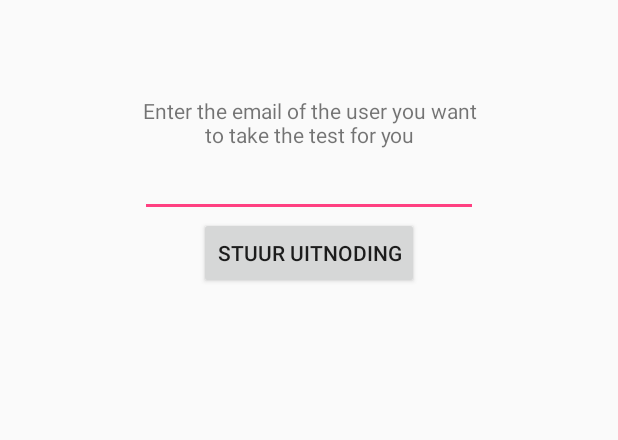
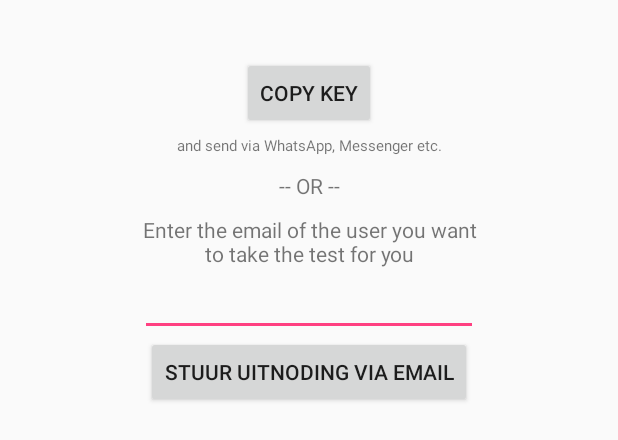
Before and after one commit to nevrborn/HappyCode, an Android app: the layout dialog_fragment_invite_tester.xml on its own in the app's theme, with its tools: preview values and no code run, on a phone screen of 412 x 824 dp. Shown: the top 440 px of the screen. Run offline under Robolectric (Android 15) with nearby library versions, the phone set to English and light mode, and no system bars.

Commit message:
- added method and changed xmls to include a COPY KEY button, for the user to copy his own key and include in any mesaging service

```diff
--- a/app/src/main/res/layout/dialog_fragment_invite_tester.xml
+++ b/app/src/main/res/layout/dialog_fragment_invite_tester.xml
@@ -2,7 +2,7 @@
     xmlns:android="http://schemas.android.com/apk/res/android"
     android:id="@+id/dialog_fragment_other_tester"
     android:layout_width="match_parent"
-    android:layout_height="225dp"
+    android:layout_height="300dp"
     style="@style/MyDialog"
     >
 
@@ -14,10 +14,36 @@
         android:gravity="center"
         >
 
+        <Button
+            android:id="@+id/button_copy_key"
+            android:text="@string/invite_dialog_copy_button"
+            android:layout_marginTop="10dp"
+            android:layout_width="wrap_content"
+            android:layout_height="wrap_content"
+            />
+
+        <TextView
+            android:id="@+id/textview_copy_key"
+            android:text="@string/invite_dialog_copy_key"
+            android:textAlignment="center"
+            android:layout_marginTop="4dp"
+            android:textSize="10sp"
+            android:layout_width="match_parent"
+            android:layout_height="wrap_content"
+            />
+
+        <TextView
+            android:text="-- OR --"
+            android:textAlignment="center"
+            android:layout_marginTop="10dp"
+            android:layout_marginBottom="10dp"
+            android:layout_width="match_parent"
+            android:layout_height="wrap_content"
+            android:id="@+id/textview_OR_text"/>
+
         <TextView
             android:id="@+id/textview_invite_text_description"
             android:text="@string/invite_dialog_invite_enter_email"
-            android:layout_marginTop="32dp"
             android:textAlignment="center"
             android:layout_width="match_parent"
             android:layout_height="wrap_content"
--- a/app/src/main/res/values/strings.xml
+++ b/app/src/main/res/values/strings.xml
@@ -24,6 +24,9 @@
     <string name="history_not_availabe">Sorry, je hebt nog geen historie.</string>
     <string name="test_text">Lorem ipsum dolor sit amet, consectetur adipiscing elit. Etiam mollis sit amet nisi nec posuere</string>
 
+    // RESULT PAGE
+    <string name="date_and_user">Date of test: %1$s\nTester: %2$s</string>
+
     // USER SIGN IN PAGE
     <string name="auth_failed">Authenticatie is mislukt</string>
     <string name="auth_user_created">Welkom bij HappyCode!</string>
@@ -46,7 +49,7 @@
     <string name="question_dialog_title">DOE HET TEST</string>
     <string name="question_dialog_button_take_test">Neem test voor mij</string>
     <string name="question_dialog_enter_code" translatable="false">Kopieer code in beneden:</string>
-    <string name="question_dialog_button_test_for_another">Neem test voor iemand</string>
+    <string name="question_dialog_button_test_for_another">Neem test voor een vriend</string>
     <string name="question_dialog_button_test_for_another_start">Test starten</string>
     <string name="question_dialog_text_log_in" translatable="false">Log in if you want to take the test for another person</string>
 
@@ -54,8 +57,11 @@
     //INVITE OTHERS DIALOG
     <string name="invite_dialog_title" translatable="false">IEMAND UITNODIGEN TE NEMEN HET TEST VOOR U</string>
     <string name="invite_dialog_invite_enter_email" translatable="false">Enter the email of the user you want to take the test for you</string>
-    <string name="invite_dialog_invite_button">Stuur uitnoding</string>
-
+    <string name="invite_dialog_invite_button">Stuur uitnoding via email</string>
+    <string name="invite_dialog_invite_button_send">Stuur uitnoding</string>
+    <string name="invite_dialog_copy_button">Copy Key</string>
+    <string name="invite_dialog_key_is_copied">Send the key to the person(s) you want via any messaging app</string>
+    <string name="invite_dialog_copy_key">and send via WhatsApp, Messenger etc.</string>
     <string name="invite_text" translatable="false">"Hello! \n\n I would like to invite you to take the HappyCode test for me. \n\n If you have downloaded the HappyCode app from the Google Play store, then you can add the code below to take the test for me. \n\n Code: \n\n %1$s \n\n\n Thank you!"</string>
 
     // ABOUT PAGE
@@ -143,6 +149,7 @@
     <string name="strength_thinker_title">Bedenker</string>
     <string name="strength_thinker">Ik vind het geweldig om nieuwe ideeën te bedenken</string>
     <string name="strength_thinker_description" translatable="false">Jij bent creatief. Je kunt altijd weer iets nieuws bedenken.  Zo laat je anderen verrassende mogelijkheden zien.</string>
+    <string name="result_explanation" translatable="false">Tap icons to see the different explanations</string>
 
 
 </resources>
```
Also changed, not shown: app/src/main/java/com/cloud9/android/happycode/InviteTesterDialogFragment.java (+40 -3 lines), 2 other files.
